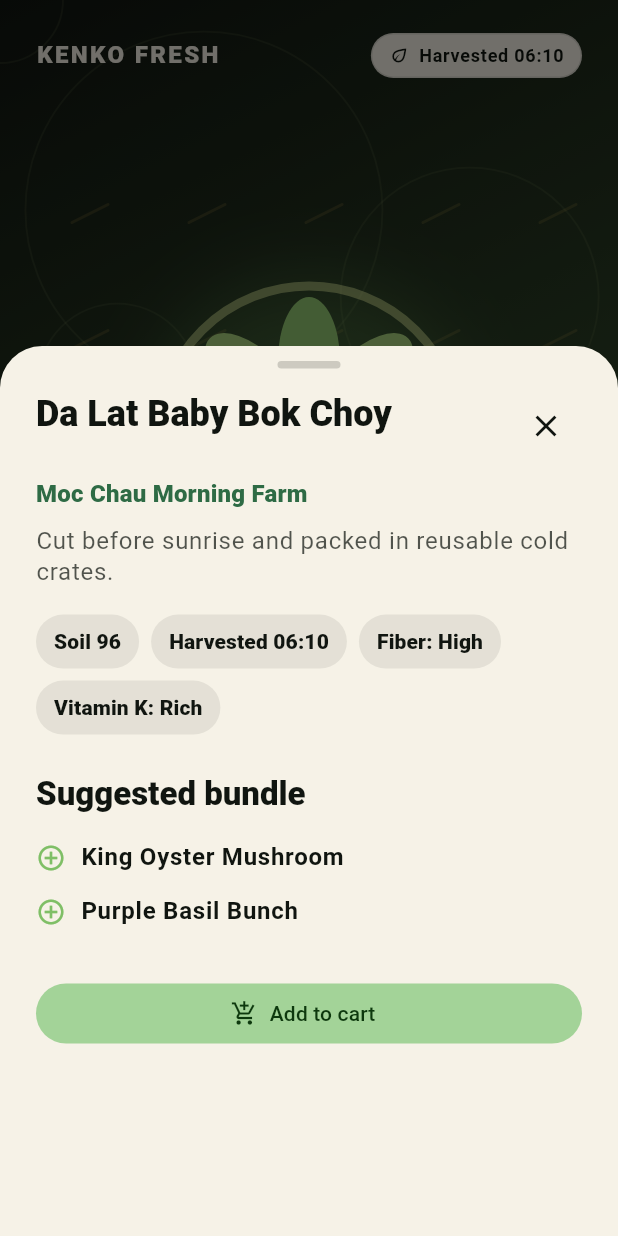
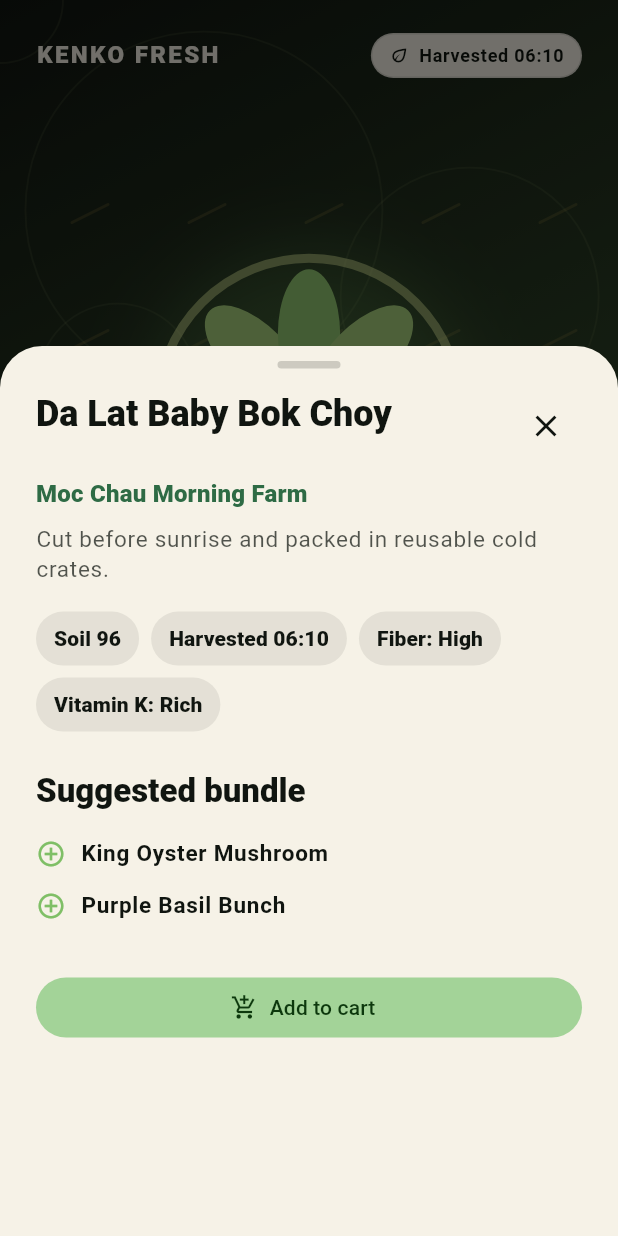
Before and after one commit to musicsms/kenko-shop, a Flutter app: the screen it shows after launch, after a tap on an icon or button, on a phone screen of 412 x 824 dp. Run offline on Flutter 3.47's test engine with Material 3 defaults, Android fonts, the phone set to English and light mode, and no system bars.

```diff
--- a/lib/widgets/product_detail_sheet.dart
+++ b/lib/widgets/product_detail_sheet.dart
@@ -74,6 +74,7 @@ class ProductDetailSheet extends StatelessWidget {
               Text(
                 product.origin.story,
                 style: Theme.of(context).textTheme.bodyLarge?.copyWith(
+                  fontSize: 15,
                   color: KenkoColors.rawBlack.withValues(alpha: 0.72),
                   height: 1.32,
                 ),
@@ -120,8 +121,11 @@ class ProductDetailSheet extends StatelessWidget {
                         Expanded(
                           child: Text(
                             bundleProduct.name,
+                            maxLines: 2,
+                            overflow: TextOverflow.ellipsis,
                             style: Theme.of(context).textTheme.bodyLarge
                                 ?.copyWith(
+                                  fontSize: 15,
                                   color: KenkoColors.rawBlack,
                                   fontWeight: FontWeight.w700,
                                 ),
--- a/lib/widgets/product_scene.dart
+++ b/lib/widgets/product_scene.dart
@@ -52,6 +52,11 @@ class ProductScene extends StatelessWidget {
                   constraints.maxWidth * 0.72,
                   math.min(constraints.maxHeight * 0.42, 320.0),
                 );
+                final copyBandHeight = math.min(
+                  constraints.maxHeight * 0.34,
+                  238.0,
+                );
+                final copyMaxWidth = math.max(constraints.maxWidth - 48, 240.0);
 
                 return Padding(
                   padding: const EdgeInsets.fromLTRB(24, 22, 24, 0),
@@ -89,9 +94,24 @@ class ProductScene extends StatelessWidget {
                           ),
                         ),
                       ),
-                      _ProductCopy(
-                        product: product,
-                        onOpenDetail: onOpenDetail,
+                      SizedBox(
+                        height: copyBandHeight,
+                        child: Align(
+                          alignment: Alignment.bottomLeft,
+                          child: FittedBox(
+                            alignment: Alignment.bottomLeft,
+                            fit: BoxFit.scaleDown,
+                            child: ConstrainedBox(
+                              constraints: BoxConstraints(
+                                maxWidth: copyMaxWidth,
+                              ),
+                              child: _ProductCopy(
+                                product: product,
+                                onOpenDetail: onOpenDetail,
+                              ),
+                            ),
+                          ),
+                        ),
                       ),
                       const SizedBox(height: 108),
                     ],
@@ -200,6 +220,7 @@ class _ProductCopy extends StatelessWidget {
               maxLines: 2,
               overflow: TextOverflow.ellipsis,
               style: textTheme.bodyLarge?.copyWith(
+                fontSize: 15,
                 color: KenkoColors.cream.withValues(alpha: 0.78),
                 height: 1.25,
               ),
```
Also changed, not shown: lib/widgets/cart_sheet.dart (+12 -1 lines), 1 other file.
